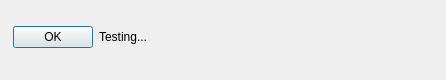
This is gnr/ui/TestingTaskProgressDialog.ui in golemfactory/clay as Qt 5 draws it before an edit. The edited form follows.
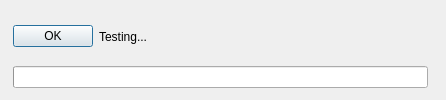
This is the edited form.

Commit message:
Test task progress bar #558
Simple progress bar

What changed in the file:
```diff
--- a/gnr/ui/TestingTaskProgressDialog.ui
+++ b/gnr/ui/TestingTaskProgressDialog.ui
@@ -10,7 +10,7 @@
     <x>0</x>
     <y>0</y>
     <width>446</width>
-    <height>80</height>
+    <height>100</height>
    </rect>
   </property>
   <property name="sizePolicy">
@@ -34,7 +34,7 @@
      <x>10</x>
      <y>10</y>
      <width>421</width>
-     <height>54</height>
+     <height>81</height>
     </rect>
    </property>
    <layout class="QVBoxLayout" name="verticalLayout">
@@ -90,6 +90,16 @@
       </item>
      </layout>
     </item>
+    <item>
+     <widget class="QProgressBar" name="progressBar">
+      <property name="value">
+       <number>0</number>
+      </property>
+      <property name="textVisible">
+       <bool>false</bool>
+      </property>
+     </widget>
+    </item>
    </layout>
   </widget>
  </widget>
```
Left out of the diff: 11 changed lines with no effect on the pictures. The commit also changes 2 other files.
